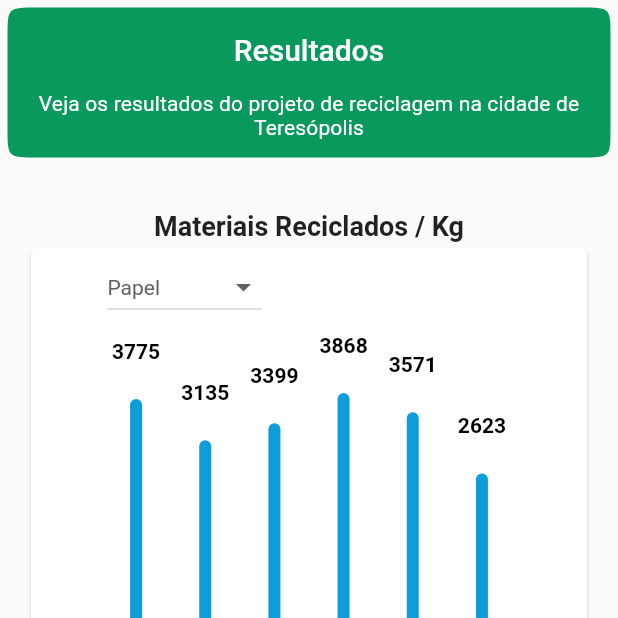
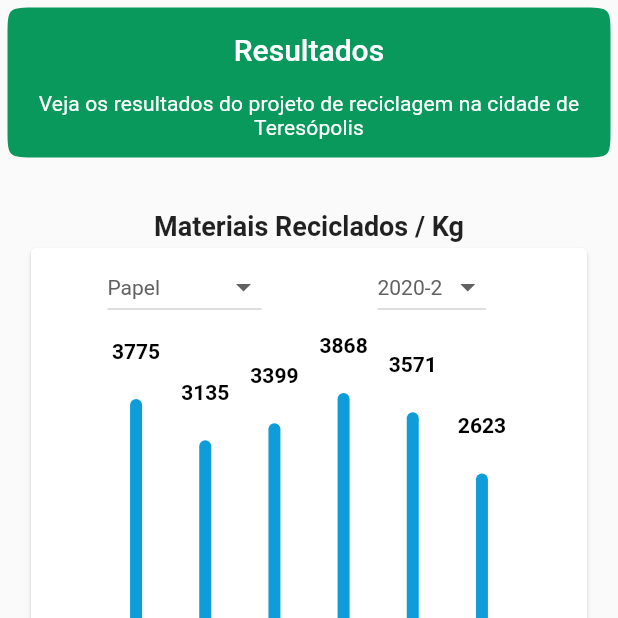
Before and after one commit to projeto-monitoria-recycle-app/recycle-app, a Flutter app: the screen it shows after launch, swiped to page 4, on a phone screen of 412 x 824 dp, the top half of it. Run offline on Flutter 3.47's test engine with Material 2 defaults, Android fonts, the phone set to English and light mode, and no system bars; drawn by our look-alikes of fl_chart; our stand-ins replace flare_flutter, flutter_local_notifications, geolocator, google_maps_flutter, sqflite, timezone; missing offline and left inert: flutter_config, maps_launcher; accounts and stored records are empty; Roboto replaces fonts that are missing (Poppins-Bold).

Commit message:
Adicionando filtro de periodos

```diff
--- a/lib/models/CollectResult.dart
+++ b/lib/models/CollectResult.dart
@@ -18,5 +18,5 @@ List<int> indiceMateriais =[
 ];
 
 List<String> periodos =[
-  "2020-1", "2020-2", "2021-1", "2021-2"
+  "2020-1", "2020-2"
 ];
--- a/lib/screens/collectScreen.dart
+++ b/lib/screens/collectScreen.dart
@@ -169,7 +169,7 @@ class _RecycleScreenState extends State<RecycleScreen> {
                   ),
                   // Text("Clique no card para ver o ponto no mapa."),
                   Container(
-                    height: 180,
+                    height: 200,
                     child: filteredCollectPointList.isEmpty
                         ? Column(
                             children: [
--- a/lib/widgets/chartResults.dart
+++ b/lib/widgets/chartResults.dart
@@ -16,6 +16,7 @@ class BarChartSample2 extends StatefulWidget {
 
 class BarChartSample2State extends State<BarChartSample2> {
   int selectMaterial = 0;
+  String selectPeriod = periodos.last;
   final Color leftBarColor = const Color(0xff09995C);
   final double width = 7;
 
@@ -76,7 +77,40 @@ class BarChartSample2State extends State<BarChartSample2> {
                     }).toList(),
                   ),
                 ),
-
+                Container(
+                  alignment: Alignment.center,
+                  height: 45,
+                  width: screenWidth * .40,
+                  padding: EdgeInsets.symmetric(horizontal: 20),
+                  decoration: BoxDecoration(
+                    borderRadius: BorderRadius.circular(50),
+                    color: Colors.white,
+                  ),
+                  child: DropdownButton<String>(
+                    style: TextStyle(color: Colors.grey[700]),
+                    hint: Text(
+                      'Período',
+                      style: TextStyle(
+                        color: Theme.of(context)
+                            .accentColor
+                            .withOpacity(0.5),
+                      ),
+                    ),
+                    value: selectPeriod,
+                    onChanged: (String newValue) {
+                      setState(() {
+                          selectPeriod = newValue;
+                          print(selectPeriod);
+                      });
+                    },
+                    items: periodos.map<DropdownMenuItem<String>>((e){
+                      return DropdownMenuItem<String>(
+                        value: e,
+                        child: Text(e.toString()),
+                      );
+                    }).toList(),
+                  ),
+                ),
               ],
             ),
             const SizedBox(
@@ -161,9 +195,21 @@ class BarChartSample2State extends State<BarChartSample2> {
 
   makeGroupData(List<int> results) {
     List<BarChartGroupData> list = [];
-    for(int i =  0; i<12; i++){
+    int ini = 6;
+    int fim = 12;
+
+    if(selectPeriod[5] == "1"){
+      ini = 0;
+      fim = 6;
+    } else if(selectPeriod[5] == "2") {
+      ini = 6;
+      fim = 12;
+    }
+
+    for(int i = ini ; i<fim; i++){
+      int num = 0;
       if(results[i]==0){
-        continue;
+        num = -1;
       }
       BarChartGroupData br = BarChartGroupData(
         x: i,
@@ -171,7 +217,7 @@ class BarChartSample2State extends State<BarChartSample2> {
         barRods: [
           BarChartRodData(y:results[i].toDouble(), colors: [wasteList[selectMaterial].color])
         ],
-        showingTooltipIndicators: [0]
+        showingTooltipIndicators: [num]
       );
     list.add(br);
     }
```
